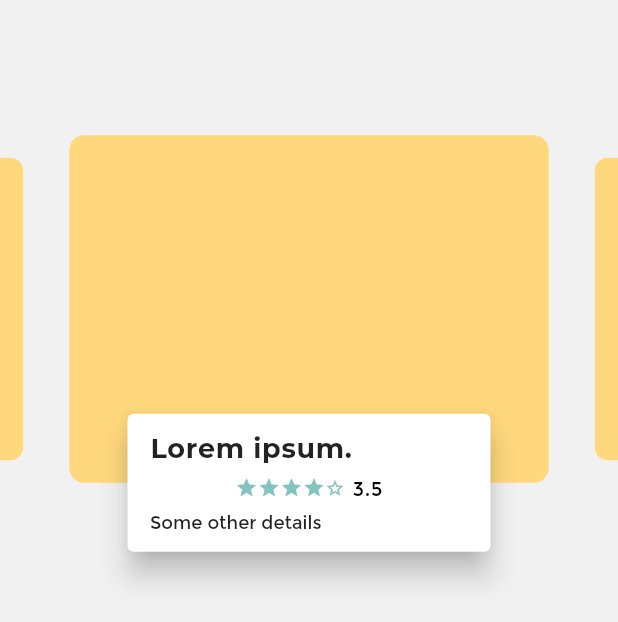
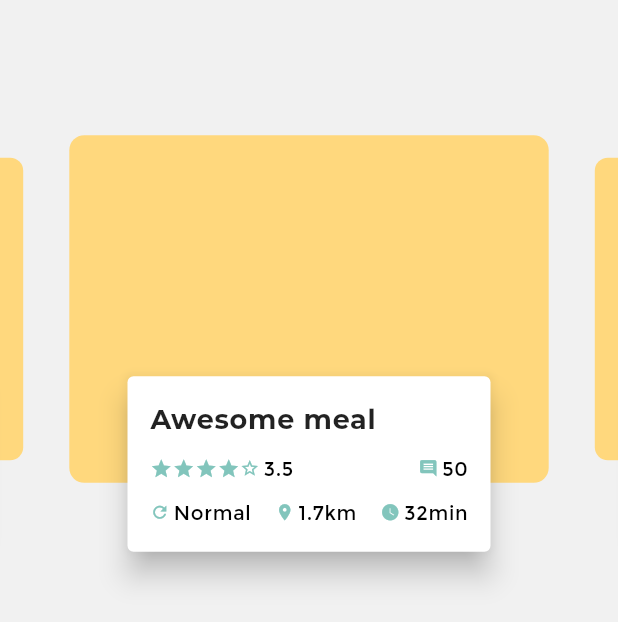
Before and after one commit to margaiwangara/flutter-layouting, a Flutter app: the screen it shows after launch, on a phone screen of 412 x 824 dp. Shown: the top 622 px of the screen. Run offline on Flutter 3.47's test engine with Material 2 defaults, Android fonts, the phone set to English and light mode, and no system bars; drawn by our look-alikes of carousel_slider; our stand-ins replace wakelock.

Commit message:
completed floating button design

```diff
--- a/lib/config/theme.dart
+++ b/lib/config/theme.dart
@@ -13,5 +13,5 @@ ThemeData appTheme = ThemeData(
       title: TextStyle(
           fontSize: 18.0, fontWeight: FontWeight.w700, letterSpacing: 0.5),
       subtitle: TextStyle(
-          fontSize: 13.0, fontWeight: FontWeight.w400, letterSpacing: 0.5),
+          fontSize: 13.0, fontWeight: FontWeight.w300, letterSpacing: 0.5),
     ));
--- a/lib/scroller.dart
+++ b/lib/scroller.dart
@@ -28,7 +28,7 @@ class ScrollApp extends StatelessWidget {
                     bottom: -50.0,
                     child: Container(
                       width: 250.0,
-                      constraints: BoxConstraints(minHeight: 100.0),
+                      constraints: BoxConstraints(minHeight: 125.0),
                       child: floatingCard(context),
                     ),
                   )
@@ -52,11 +52,11 @@ Card floatingCard(context) {
           mainAxisAlignment: MainAxisAlignment.spaceEvenly,
           crossAxisAlignment: CrossAxisAlignment.start,
           children: <Widget>[
-            Text('Lorem ipsum.',
+            Text('Awesome meal',
                 textDirection: TextDirection.ltr,
                 style: Theme.of(context).textTheme.title),
             Row(
-              mainAxisAlignment: MainAxisAlignment.spaceEvenly,
+              mainAxisAlignment: MainAxisAlignment.spaceBetween,
               children: <Widget>[
                 Container(
                   child: Row(
@@ -70,7 +70,7 @@ Card floatingCard(context) {
                       _myIcon(Icons.star_border, 13.0,
                           Theme.of(context).accentColor),
                       SizedBox(
-                        width: 5.0,
+                        width: 2.5,
                       ),
                       new Text(
                         '3.5',
@@ -79,12 +79,79 @@ Card floatingCard(context) {
                       )
                     ],
                   ),
+                ),
+                Container(
+                  child: Row(
+                    children: <Widget>[
+                      _myIcon(
+                          Icons.comment, 13.0, Theme.of(context).accentColor),
+                      SizedBox(
+                        width: 2.5,
+                      ),
+                      new Text(
+                        '50',
+                        textDirection: TextDirection.ltr,
+                        style: Theme.of(context).textTheme.subtitle,
+                      )
+                    ],
+                  ),
                 )
               ],
             ),
-            Text('Some other details',
-                textDirection: TextDirection.ltr,
-                style: TextStyle(fontWeight: FontWeight.w300, fontSize: 12.0)),
+            Row(
+              mainAxisAlignment: MainAxisAlignment.spaceBetween,
+              mainAxisSize: MainAxisSize.max,
+              children: <Widget>[
+                Container(
+                  child: Row(
+                    children: <Widget>[
+                      _myIcon(
+                          Icons.refresh, 13.0, Theme.of(context).accentColor),
+                      SizedBox(
+                        width: 2.5,
+                      ),
+                      new Text(
+                        'Normal',
+                        textDirection: TextDirection.ltr,
+                        style: Theme.of(context).textTheme.subtitle,
+                      )
+                    ],
+                  ),
+                ),
+                Container(
+                  child: Row(
+                    children: <Widget>[
+                      _myIcon(Icons.location_on, 13.0,
+                          Theme.of(context).accentColor),
+                      SizedBox(
+                        width: 2.5,
+                      ),
+                      new Text(
+                        '1.7km',
+                        textDirection: TextDirection.ltr,
+                        style: Theme.of(context).textTheme.subtitle,
+                      )
+                    ],
+                  ),
+                ),
+                Container(
+                  child: Row(
+                    children: <Widget>[
+                      _myIcon(Icons.watch_later, 13.0,
+                          Theme.of(context).accentColor),
+                      SizedBox(
+                        width: 2.5,
+                      ),
+                      new Text(
+                        '32min',
+                        textDirection: TextDirection.ltr,
+                        style: Theme.of(context).textTheme.subtitle,
+                      )
+                    ],
+                  ),
+                )
+              ],
+            ),
           ],
         )),
   );
```
